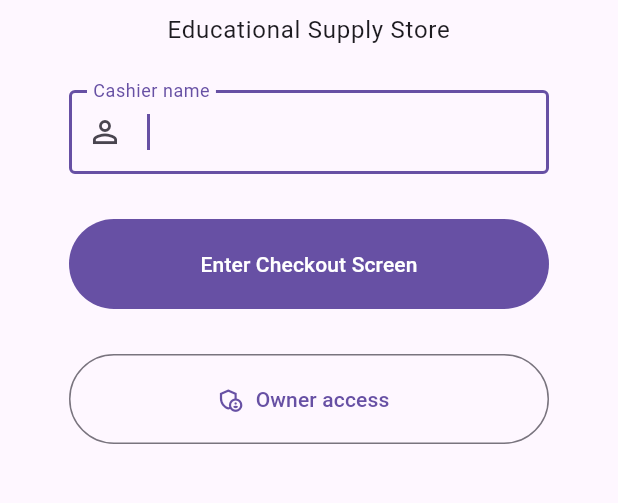
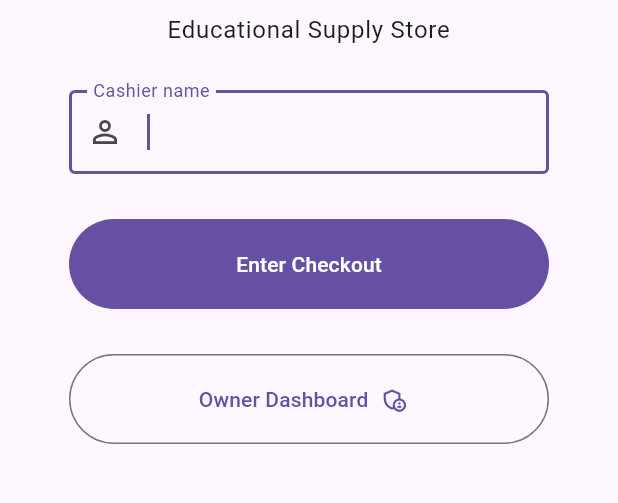
Before and after one commit to ralphb99/AsKen-POS-Flutter, a Flutter app: the screen it shows after launch, on a phone screen of 412 x 824 dp, the part 423-926 px from its top. Run offline on Flutter 3.47's test engine with Material 3 defaults, Android fonts, the phone set to English and light mode, and no system bars; our stand-ins replace _discoveryapis_commons, drift, drift_flutter, file_picker, flutter_riverpod, google_sign_in and 3 more; missing offline and left inert: extension_google_sign_in_as_googleapis_auth, googleapis; accounts and stored records are empty; generated files the repository leaves out were written again.

Commit message:
Minor UI Adjustments (#1)

```diff
--- a/asken_pos/lib/app/core/features/checkout/presentation/Login.dart
+++ b/asken_pos/lib/app/core/features/checkout/presentation/Login.dart
@@ -81,7 +81,7 @@ class _LoginPageState extends ConsumerState<LoginPage> {
                     const SizedBox(height: 8),
                     Text(
                       IsOwnerAccessVisible
-                          ? 'Owner access'
+                          ? 'Owner Dashboard'
                           : 'Educational Supply Store',
                       textAlign: TextAlign.center,
                       style: Theme.of(context).textTheme.bodyLarge,
@@ -112,16 +112,17 @@ class _LoginPageState extends ConsumerState<LoginPage> {
                         height: 60,
                         child: FilledButton(
                           onPressed: IsBusy ? null : StartCashier,
-                          child: Text(IsBusy ? 'Checking...' : 'Enter Checkout Screen'),
+                          child: Text(IsBusy ? 'Checking...' : 'Enter Checkout'),
                         ),
                       ),
                       const SizedBox(height: 30),
                       SizedBox(
                         height: 60,
                         child: OutlinedButton.icon(
+                          iconAlignment: IconAlignment.end,
                           onPressed: IsBusy ? null : ShowOwnerAccess,
                           icon: const Icon(Icons.admin_panel_settings_outlined),
-                          label: const Text('Owner access'),
+                          label: const Text('Owner Dashboard'),
                         ),
                       ),
                     ] else ...[
--- a/asken_pos/lib/app/core/features/owner/presentation/TransactionRecords.dart
+++ b/asken_pos/lib/app/core/features/owner/presentation/TransactionRecords.dart
@@ -349,13 +349,13 @@ class TransactionRecordDetailsPage extends ConsumerWidget {
                 crossAxisAlignment: CrossAxisAlignment.start,
                 children: [
                   Text(
-                    'Receipt printing',
+                    'Receipt Printing',
                     style: Theme.of(Context).textTheme.titleMedium,
                   ),
                   const SizedBox(height: 6),
                   Text(
                     PrintJob == null
-                        ? 'Not printed yet'
+                        ? 'Not Printed'
                         : 'Status: ${PrintJob.Status}',
                   ),
                   if (PrintJob?.LastError != null &&
--- a/asken_pos/lib/app/core/features/printing/data/ThermalPrinterService.dart
+++ b/asken_pos/lib/app/core/features/printing/data/ThermalPrinterService.dart
@@ -20,7 +20,7 @@ class PlaceholderThermalPrinterService implements ThermalPrinterService {
   @override
   Future<void> PrintReceipt({required ReceiptData Receipt}) async {
     throw const ThermalPrinterUnavailableException(
-      'No thermal printer is configured for this device.',
+      'No Thermal Printer is configured for this device.',
     );
   }
 }
```
Also changed, not shown: asken_pos/lib/app/core/features/checkout/presentation/Checkout.dart (+24 -22 lines).
